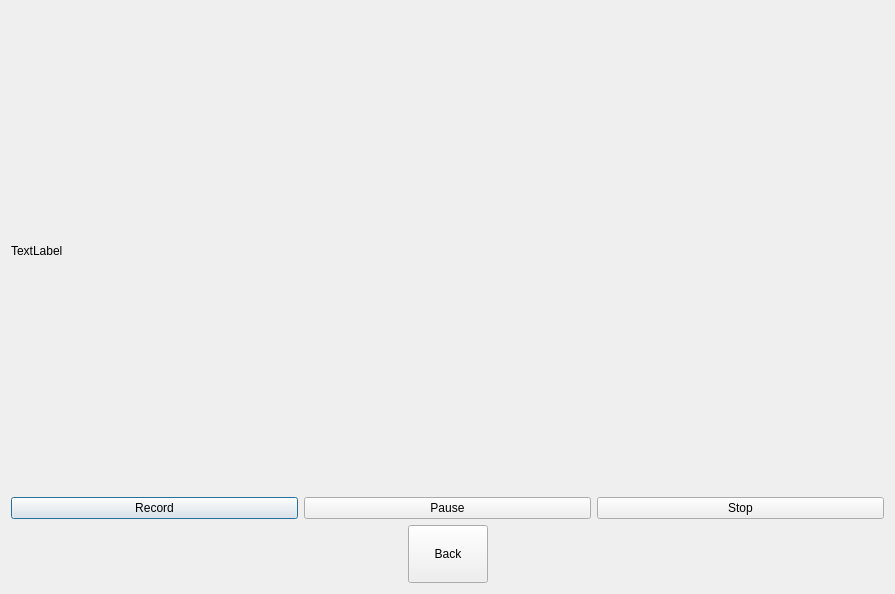
This is Notessa/ui/CreateVideoNote.ui in Eixini/Notessa as Qt 5 draws it before an edit. The edited form follows.
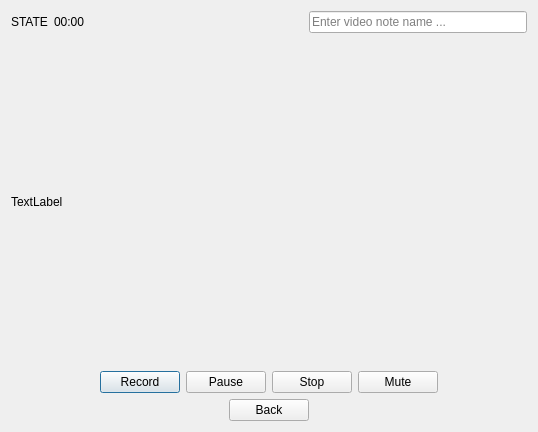
This is the edited form.

Commit message: Add microphone mute button and field for entering note name

Diff of the .ui file:
```diff
--- a/Notessa/ui/CreateVideoNote.ui
+++ b/Notessa/ui/CreateVideoNote.ui
@@ -9,8 +9,8 @@
    <rect>
     <x>0</x>
     <y>0</y>
-    <width>895</width>
-    <height>594</height>
+    <width>538</width>
+    <height>432</height>
    </rect>
   </property>
   <property name="windowTitle">
@@ -19,12 +19,56 @@
   <layout class="QGridLayout" name="gridLayout">
    <item row="0" column="0">
     <layout class="QVBoxLayout" name="verticalLayout">
+     <item>
+      <layout class="QHBoxLayout" name="horizontalLayout_3">
+       <item>
+        <widget class="QLabel" name="stateLabel">
+         <property name="text">
+          <string>STATE</string>
+         </property>
+        </widget>
+       </item>
+       <item>
+        <widget class="QLabel" name="durationLabel">
+         <property name="text">
+          <string>00:00</string>
+         </property>
+        </widget>
+       </item>
+       <item>
+        <spacer name="horizontalSpacer_3">
+         <property name="orientation">
+          <enum>Qt::Horizontal</enum>
+         </property>
+         <property name="sizeHint" stdset="0">
+          <size>
+           <width>40</width>
+           <height>20</height>
+          </size>
+         </property>
+        </spacer>
+       </item>
+       <item>
+        <widget class="QLineEdit" name="videoNoteName">
+         <property name="placeholderText">
+          <string>Enter video note name ...</string>
+         </property>
+        </widget>
+       </item>
+      </layout>
+     </item>
      <item>
       <widget class="QLabel" name="videoLabel">
+       <property name="sizePolicy">
+        <sizepolicy hsizetype="Expanding" vsizetype="Expanding">
+         <horstretch>0</horstretch>
+         <verstretch>0</verstretch>
+        </sizepolicy>
+       </property>
        <property name="minimumSize">
         <size>
-         <width>854</width>
-         <height>480</height>
+         <width>0</width>
+         <height>0</height>
         </size>
        </property>
        <property name="text">
@@ -34,6 +78,19 @@
      </item>
      <item>
       <layout class="QHBoxLayout" name="horizontalLayout">
+       <item>
+        <spacer name="horizontalSpacer_4">
+         <property name="orientation">
+          <enum>Qt::Horizontal</enum>
+         </property>
+         <property name="sizeHint" stdset="0">
+          <size>
+           <width>40</width>
+           <height>20</height>
+          </size>
+         </property>
+        </spacer>
+       </item>
        <item>
         <widget class="QPushButton" name="recordButton">
          <property name="text">
@@ -55,6 +112,26 @@
          </property>
         </widget>
        </item>
+       <item>
+        <widget class="QPushButton" name="muteButton">
+         <property name="text">
+          <string>Mute</string>
+         </property>
+        </widget>
+       </item>
+       <item>
+        <spacer name="horizontalSpacer_5">
+         <property name="orientation">
+          <enum>Qt::Horizontal</enum>
+         </property>
+         <property name="sizeHint" stdset="0">
+          <size>
+           <width>40</width>
+           <height>20</height>
+          </size>
+         </property>
+        </spacer>
+       </item>
       </layout>
      </item>
      <item>
@@ -75,7 +152,7 @@
        <item>
         <widget class="QPushButton" name="backButton">
          <property name="sizePolicy">
-          <sizepolicy hsizetype="Preferred" vsizetype="Minimum">
+          <sizepolicy hsizetype="Preferred" vsizetype="Fixed">
            <horstretch>0</horstretch>
            <verstretch>0</verstretch>
           </sizepolicy>
```
The commit also changes 1 other file.
